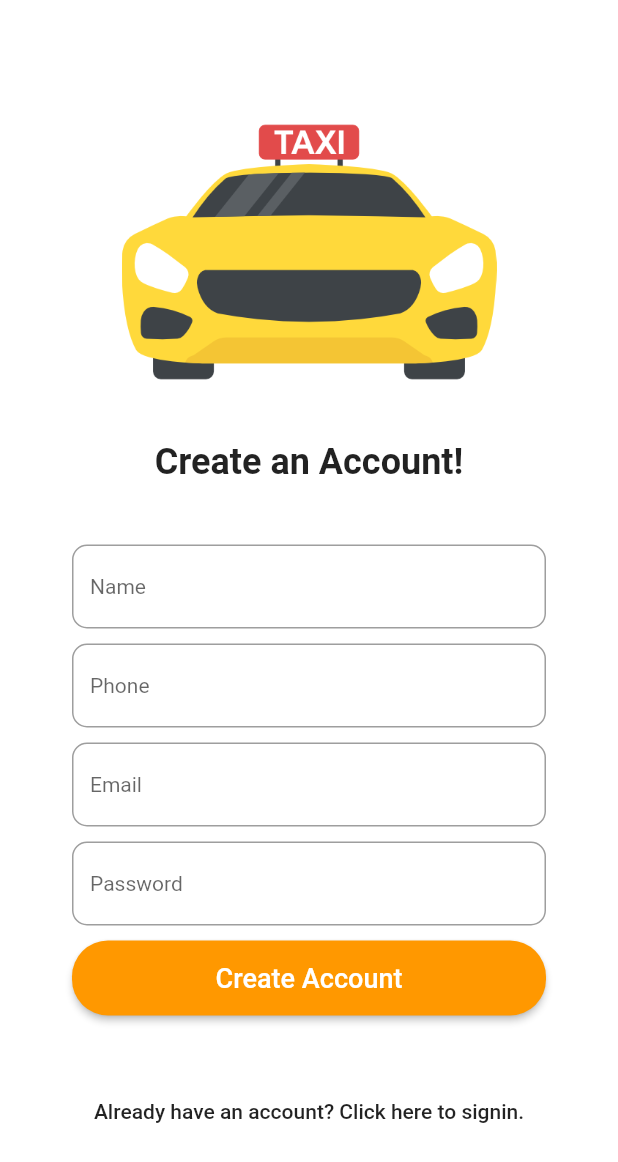
After one commit to INF800/locouser, a Flutter app: the RegisterScreen screen opened directly, on a phone screen of 412 x 824 dp. The commit adds this screen. Shown: the top 1162 px of the screen. Run offline on Flutter 3.47's test engine with Material 2 defaults, Android fonts, the phone set to English and light mode, and no system bars; Roboto replaces fonts that are missing (Bolt Semibold).

Commit message:
register screen

```diff
--- a/lib/main.dart
+++ b/lib/main.dart
@@ -1,6 +1,7 @@
 import 'package:flutter/material.dart';
 import 'package:locouser/screen/mainscreen.dart';
 import 'package:locouser/screen/loginscreen.dart';
+import 'package:locouser/screen/registerscreen.dart';
 
 void main() {
   runApp(RootApp());
@@ -19,6 +20,7 @@ class RootApp extends StatelessWidget {
       ),
       home: MainScreen(),
       // home: LoginScreen(),
+      // home: RegisterScreen(),
     );
   }
 }
--- /dev/null
+++ b/lib/screen/registerscreen.dart
@@ -0,0 +1,195 @@
+import 'package:flutter/material.dart';
+
+class RegisterScreen extends StatefulWidget {
+  @override
+  _RegisterScreenState createState() => _RegisterScreenState();
+}
+
+class _RegisterScreenState extends State<RegisterScreen> {
+  @override
+  Widget build(BuildContext context) {
+    return Scaffold(
+        backgroundColor: Colors.white,
+
+        // SingleChildScrollView makes sure thaT
+        // app works smoothly when keyboard is open
+        // and when we have wide variety of screen sizes
+        body: SingleChildScrollView(
+            child: Padding(
+                padding: EdgeInsets.all(8.0),
+                child: Column(
+                  children: [
+                    // logo
+                    SizedBox(
+                      height: 35.0,
+                    ),
+                    Image(
+                      image: AssetImage('images/logo1.png'),
+                      height: 250.0,
+                      width: MediaQuery.of(context).size.width * 1.0,
+                      alignment: Alignment.center,
+                    ),
+
+                    // logo text
+                    SizedBox(
+                      height: 1.0,
+                    ),
+                    Text(
+                      'Create an Account!',
+                      style: TextStyle(
+                        fontSize: 24.0,
+                        fontFamily: "Bolt Semibold",
+                        fontWeight: FontWeight.bold,
+                      ),
+                    ),
+
+                    // login form
+                    Padding(
+                        padding: EdgeInsets.all(40.0),
+                        child: Column(
+                          children: [
+                            // Name field
+                            SizedBox(
+                              height: 1.0,
+                            ),
+                            TextField(
+                              keyboardType: TextInputType.text,
+                              style: TextStyle(
+                                fontSize: 14.0,
+                              ),
+                              decoration: InputDecoration(
+                                hintText: 'Name',
+                                hintStyle: TextStyle(
+                                  fontSize: 14.0,
+                                ),
+                                border: OutlineInputBorder(
+                                  borderRadius: BorderRadius.circular(10.0),
+                                ),
+                                focusedBorder: OutlineInputBorder(
+                                  borderRadius: BorderRadius.circular(10.0),
+                                  borderSide: BorderSide(
+                                    color: Colors.grey,
+                                  ),
+                                ),
+                              ),
+                            ),
+
+                            // Name field
+                            SizedBox(
+                              height: 10.0,
+                            ),
+                            TextField(
+                              keyboardType: TextInputType.phone,
+                              style: TextStyle(
+                                fontSize: 14.0,
+                              ),
+                              decoration: InputDecoration(
+                                hintText: 'Phone',
+                                hintStyle: TextStyle(
+                                  fontSize: 14.0,
+                                ),
+                                border: OutlineInputBorder(
+                                  borderRadius: BorderRadius.circular(10.0),
+                                ),
+                                focusedBorder: OutlineInputBorder(
+                                  borderRadius: BorderRadius.circular(10.0),
+                                  borderSide: BorderSide(
+                                    color: Colors.grey,
+                                  ),
+                                ),
+                              ),
+                            ),
+
+                            // email field
+                            SizedBox(
+                              height: 10.0,
+                            ),
+                            TextField(
+                              keyboardType: TextInputType.emailAddress,
+                              style: TextStyle(
+                                fontSize: 14.0,
+                              ),
+                              decoration: InputDecoration(
+                                hintText: 'Email',
+                                hintStyle: TextStyle(
+                                  fontSize: 14.0,
+                                ),
+                                border: OutlineInputBorder(
+                                  borderRadius: BorderRadius.circular(10.0),
+                                ),
+                                focusedBorder: OutlineInputBorder(
+                                  borderRadius: BorderRadius.circular(10.0),
+                                  borderSide: BorderSide(
+                                    color: Colors.grey,
+                                  ),
+                                ),
+                              ),
+                            ),
+
+                            // password field
+                            SizedBox(
+                              height: 10.0,
+                            ),
+                            TextField(
+                              obscureText: true,
+                              style: TextStyle(
+                                fontSize: 14.0,
+                              ),
+                              decoration: InputDecoration(
+                                hintText: 'Password',
+                                hintStyle: TextStyle(
+                                  fontSize: 14.0,
+                                ),
+                                border: OutlineInputBorder(
+                                  borderRadius: BorderRadius.circular(10.0),
+                                ),
+                                focusedBorder: OutlineInputBorder(
+                                  borderRadius: BorderRadius.circular(10.0),
+                                  borderSide: BorderSide(
+                                    color: Colors.grey,
+                                  ),
+                                ),
+                              ),
+                            ),
+
+                            // signup button
+                            SizedBox(
+                              height: 10.0,
+                            ),
+                            RaisedButton(
+                                color: Colors.orange,
+                                textColor: Colors.white,
+                                child: Container(
+                                  height: 50.0,
+                                  child: Center(
+                                    child: Text(
+                                      "Create Account",
+                                      style: TextStyle(
+                                        fontSize: 18.0,
+                                        fontFamily: "Bolt Semibold",
+                                      ),
+                                    ),
+                                  ),
+                                ),
+                                shape: RoundedRectangleBorder(
+                                  borderRadius: BorderRadius.circular(24.0),
+                                ),
+                                onPressed: () {
+                                  print("registered x1");
+                                }),
+                          ],
+                        )),
+
+                    // todo: forgot password
+
+                    // signup
+                    FlatButton(
+                        child: Text(
+                            "Already have an account? Click here to signin."),
+                        onPressed: () {
+                          print("signin");
+                        }),
+                  ],
+                ))));
+  }
+}
```
